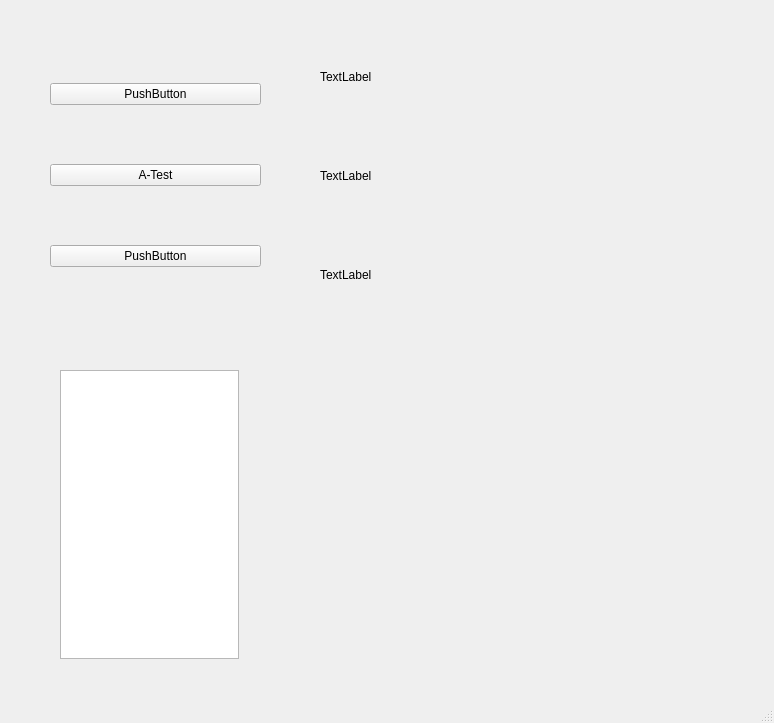
Above: hello.ui from epsilon-deltta/daily-fun before the change. Below: the same form after it.
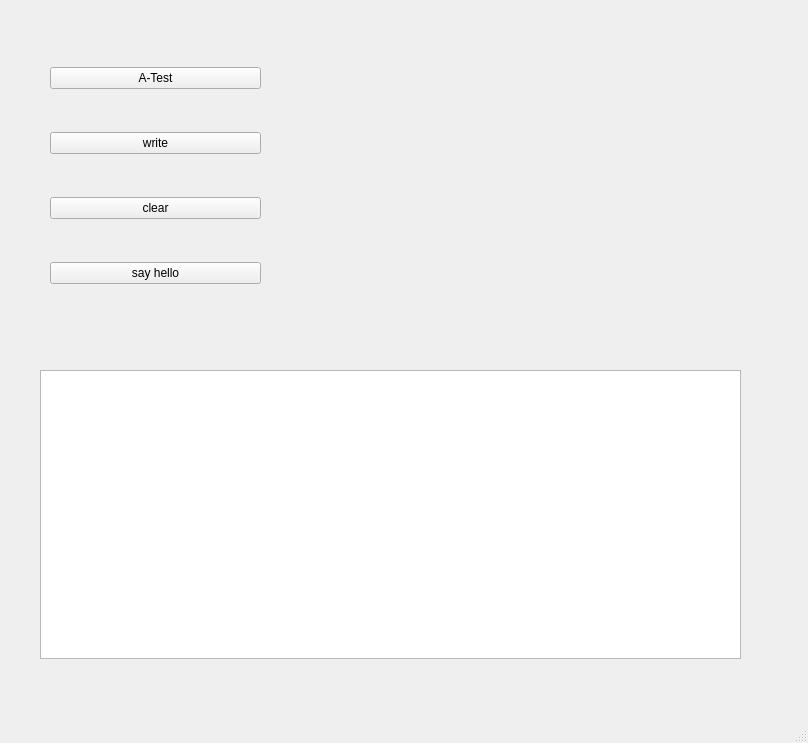
That is the form after the change.

```diff
--- a/hello.ui
+++ b/hello.ui
@@ -6,8 +6,8 @@
    <rect>
     <x>0</x>
     <y>0</y>
-    <width>774</width>
-    <height>723</height>
+    <width>808</width>
+    <height>743</height>
    </rect>
   </property>
   <property name="windowTitle">
@@ -24,13 +24,6 @@
      </rect>
     </property>
     <layout class="QVBoxLayout" name="verticalLayout">
-     <item>
-      <widget class="QPushButton" name="pushButton_2">
-       <property name="text">
-        <string>PushButton</string>
-       </property>
-      </widget>
-     </item>
      <item>
       <widget class="QPushButton" name="pushButton">
        <property name="text">
@@ -38,10 +31,24 @@
        </property>
       </widget>
      </item>
+     <item>
+      <widget class="QPushButton" name="pushButton_2">
+       <property name="text">
+        <string>write</string>
+       </property>
+      </widget>
+     </item>
      <item>
       <widget class="QPushButton" name="pushButton_3">
        <property name="text">
-        <string>PushButton</string>
+        <string>clear</string>
+       </property>
+      </widget>
+     </item>
+     <item>
+      <widget class="QPushButton" name="pushButton_4">
+       <property name="text">
+        <string>say hello</string>
        </property>
       </widget>
      </item>
@@ -60,21 +67,21 @@
      <item>
       <widget class="QLabel" name="label">
        <property name="text">
-        <string>TextLabel</string>
+        <string/>
        </property>
       </widget>
      </item>
      <item>
       <widget class="QLabel" name="label_2">
        <property name="text">
-        <string>TextLabel</string>
+        <string/>
        </property>
       </widget>
      </item>
      <item>
       <widget class="QLabel" name="label_3">
        <property name="text">
-        <string>TextLabel</string>
+        <string/>
        </property>
       </widget>
      </item>
@@ -83,12 +90,24 @@
    <widget class="QTextBrowser" name="textBrowser">
     <property name="geometry">
      <rect>
-      <x>60</x>
+      <x>40</x>
       <y>370</y>
-      <width>179</width>
+      <width>701</width>
       <height>289</height>
      </rect>
     </property>
+    <property name="tabletTracking">
+     <bool>false</bool>
+    </property>
+    <property name="autoFillBackground">
+     <bool>false</bool>
+    </property>
+    <property name="tabChangesFocus">
+     <bool>true</bool>
+    </property>
+    <property name="readOnly">
+     <bool>false</bool>
+    </property>
    </widget>
   </widget>
   <widget class="QMenuBar" name="menubar">
```
Left out of the diff: 2 changed lines with no effect on the pictures.
